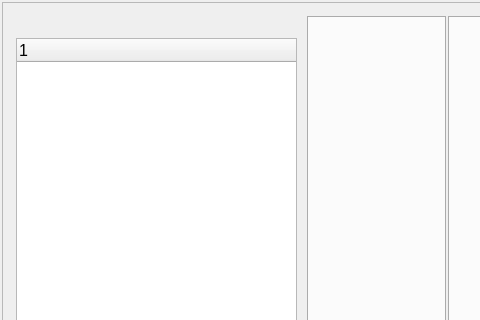
First picture: the form in src/mainwindow.ui, repository deszczowy/ny-coder, before the edit; both pictures show x 0 to 480 and y 0 to 320 of the 894 by 618 pixel window.
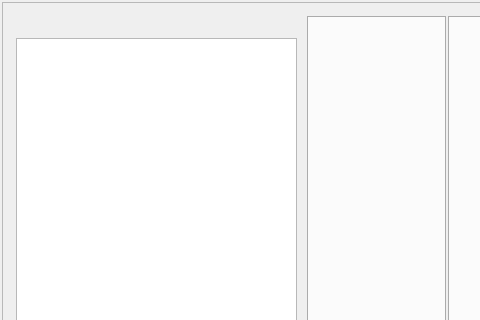
Second picture: the form after the edit.

Commit message:
new project engine, with view/model approach
some classess got new names with "Ny*" prefix. output analyzer
encapsulated, context menu for project tree, canvas with grid, new
project model!, messy af, but fresh start and great direction for me.

The edit to the form file:
```diff
--- a/src/mainwindow.ui
+++ b/src/mainwindow.ui
@@ -86,17 +86,12 @@
            </widget>
           </item>
           <item>
-           <widget class="QTreeWidget" name="projectStructureView">
+           <widget class="QTreeView" name="projectStructureView">
             <property name="font">
              <font>
               <pointsize>12</pointsize>
              </font>
             </property>
-            <column>
-             <property name="text">
-              <string/>
-             </property>
-            </column>
            </widget>
           </item>
          </layout>
```
The commit also changes 26 other files.
